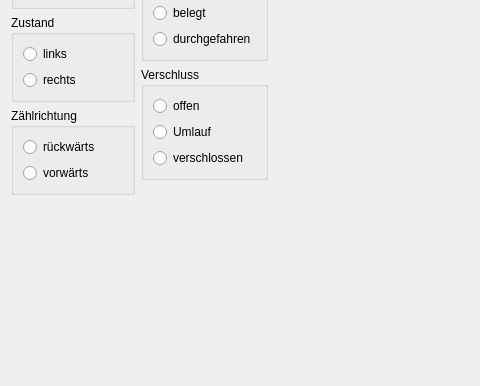
This is MRW-WidgetStudy/switchstudy.ui in stmork/mrw-track-control-ng as Qt 5 draws it before an edit; both pictures show x 0 to 480 and y 115 to 501 of the 949 by 501 pixel window. The edited form follows.
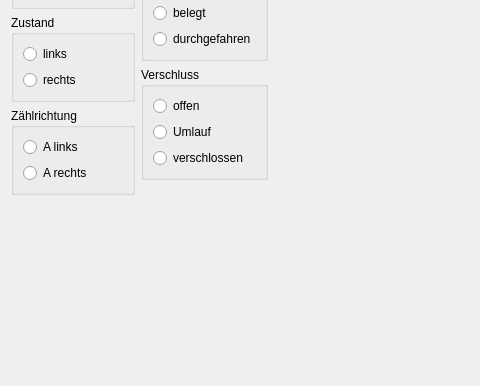
This is the edited form. Custom widgets are drawn as their Qt base class.

The edit to the form file:
```diff
--- a/MRW-WidgetStudy/switchstudy.ui
+++ b/MRW-WidgetStudy/switchstudy.ui
@@ -78,14 +78,14 @@
         <item>
          <widget class="QRadioButton" name="backwardButton">
           <property name="text">
-           <string>rückwärts</string>
+           <string>A links</string>
           </property>
          </widget>
         </item>
         <item>
          <widget class="QRadioButton" name="forwardButton">
           <property name="text">
-           <string>vorwärts</string>
+           <string>A rechts</string>
           </property>
          </widget>
         </item>
```
